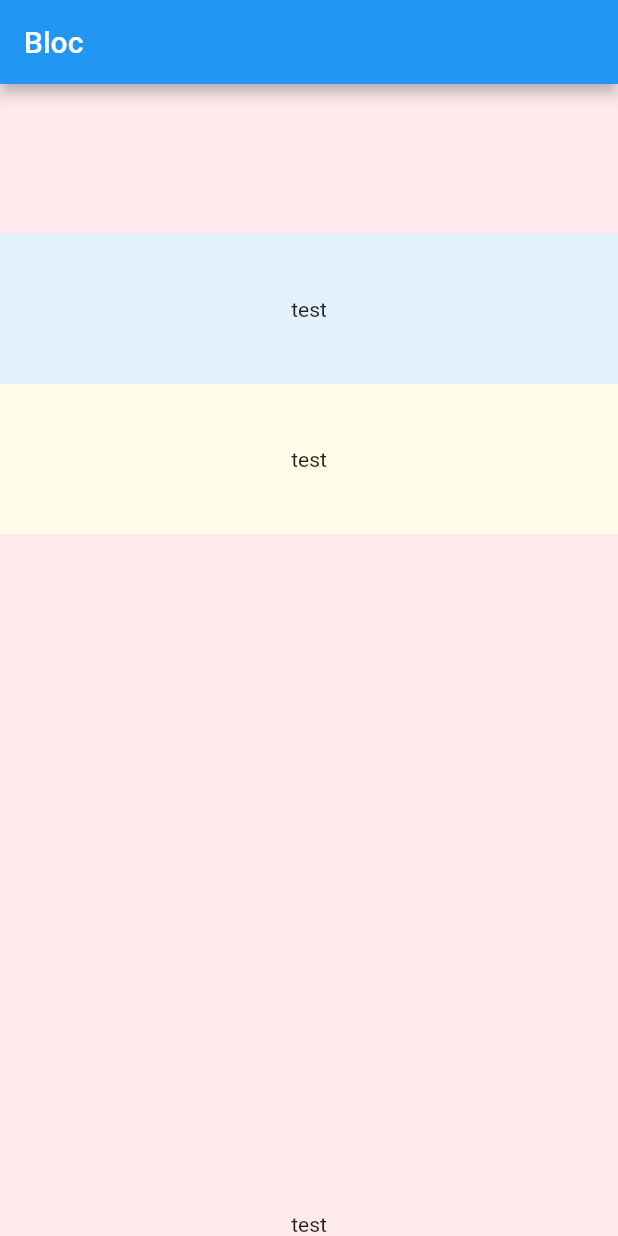
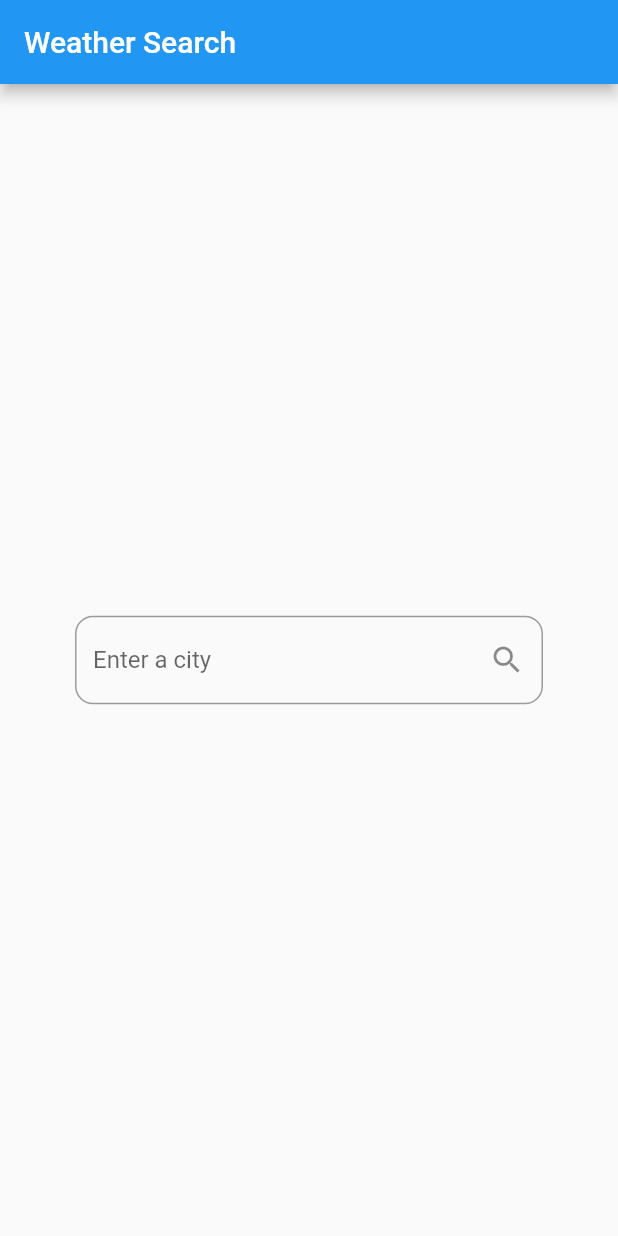
Before and after one commit to polilla2802/flutter_bloc_app, a Flutter app: the screen it shows after launch, on a phone screen of 412 x 824 dp. Run offline on Flutter 3.47's test engine with Material 2 defaults, Android fonts, the phone set to English and light mode, and no system bars; our stand-ins replace bloc, flutter_bloc.

Commit message:
weather cubit

```diff
--- /dev/null
+++ b/lib/cubit/weather_cubit.dart
@@ -0,0 +1,22 @@
+import 'package:bloc/bloc.dart';
+import 'package:flutter_bloc_app/data/model/weather.dart';
+import 'package:flutter_bloc_app/data/weather_repository.dart';
+import 'package:meta/meta.dart';
+
+part 'weather_state.dart';
+
+class WeatherCubit extends Cubit<WeatherState> {
+  final WeatherRepository _weatherRepository;
+
+  WeatherCubit(this._weatherRepository) : super(WeatherInitial());
+
+  Future<void> getWeather(String cityName) async {
+    try {
+      emit(WeatherLoading());
+      final weather = await _weatherRepository.fetchWeather(cityName);
+      emit(WeatherLoaded(weather));
+    } on NetworkException {
+      emit(WeatherError("Couldn't fetch weather. Is the device online?"));
+    }
+  }
+}
--- /dev/null
+++ b/lib/cubit/weather_state.dart
@@ -0,0 +1,44 @@
+part of 'weather_cubit.dart';
+
+@immutable
+abstract class WeatherState {
+  const WeatherState();
+}
+
+class WeatherInitial extends WeatherState {
+  const WeatherInitial();
+}
+
+class WeatherLoading extends WeatherState {
+  const WeatherLoading();
+}
+
+class WeatherLoaded extends WeatherState {
+  final Weather weather;
+  const WeatherLoaded(this.weather);
+
+  @override
+  bool operator ==(Object o) {
+    if (identical(this, o)) return true;
+
+    return o is WeatherLoaded && o.weather == weather;
+  }
+
+  @override
+  int get hashCode => weather.hashCode;
+}
+
+class WeatherError extends WeatherState {
+  final String message;
+  const WeatherError(this.message);
+
+  @override
+  bool operator ==(Object o) {
+    if (identical(this, o)) return true;
+
+    return o is WeatherError && o.message == message;
+  }
+
+  @override
+  int get hashCode => message.hashCode;
+}
--- /dev/null
+++ b/lib/data/model/weather.dart
@@ -0,0 +1,23 @@
+import 'package:meta/meta.dart';
+
+class Weather {
+  final String cityName;
+  final double temperatureCelsius;
+
+  Weather({
+    @required this.cityName,
+    @required this.temperatureCelsius,
+  });
+
+  @override
+  bool operator ==(Object o) {
+    if (identical(this, o)) return true;
+
+    return o is Weather &&
+        o.cityName == cityName &&
+        o.temperatureCelsius == temperatureCelsius;
+  }
+
+  @override
+  int get hashCode => cityName.hashCode ^ temperatureCelsius.hashCode;
+}
--- /dev/null
+++ b/lib/data/weather_repository.dart
@@ -0,0 +1,36 @@
+import 'dart:math';
+
+import 'model/weather.dart';
+
+abstract class WeatherRepository {
+  /// Throws [NetworkException].
+  Future<Weather> fetchWeather(String cityName);
+}
+
+class FakeWeatherRepository implements WeatherRepository {
+  @override
+  Future<Weather> fetchWeather(String cityName) {
+    // Simulate network delay
+    return Future.delayed(
+      Duration(seconds: 1),
+      () {
+        final random = Random();
+        final randomError = random.nextInt(10);
+        print("random error: ${randomError}");
+        // Simulate some network exception
+        if (randomError <= 8 ? false : true) {
+          throw NetworkException();
+        }
+
+        // Return "fetched" weather
+        return Weather(
+          cityName: cityName,
+          // Temperature between 20 and 35.99
+          temperatureCelsius: 20 + random.nextInt(15) + random.nextDouble(),
+        );
+      },
+    );
+  }
+}
+
+class NetworkException implements Exception {}
--- a/lib/main.dart
+++ b/lib/main.dart
@@ -1,88 +1,20 @@
-import 'package:bloc/bloc.dart';
 import 'package:flutter/material.dart';
 import 'package:flutter_bloc/flutter_bloc.dart';
+import 'package:flutter_bloc_app/pages/weather_search_page.dart';
 
-void main() {
-  runApp(MyApp());
-}
+import 'cubit/weather_cubit.dart';
+import 'data/weather_repository.dart';
+
+void main() => runApp(MyApp());
 
 class MyApp extends StatelessWidget {
   @override
   Widget build(BuildContext context) {
     return MaterialApp(
-      title: 'Bloc',
-      home: HomePage(),
-    );
-  }
-}
-
-class HomePage extends StatelessWidget {
-  @override
-  Widget build(BuildContext context) {
-    final screenWidth = MediaQuery.of(context).size.width;
-
-    return Scaffold(
-      appBar: AppBar(
-        title: Text("Bloc"),
-      ),
-      body: Center(
-        child: Column(
-          crossAxisAlignment: CrossAxisAlignment.start,
-          // mainAxisSize: MainAxisSize.max,
-          children: <Widget>[
-            Row(
-              mainAxisAlignment: MainAxisAlignment.center,
-              crossAxisAlignment: CrossAxisAlignment.center,
-              children: [
-                Container(
-                  color: Colors.red[50],
-                  alignment: Alignment.center,
-                  child: SizedBox(
-                    height: 100,
-                    width: screenWidth,
-                  ),
-                ),
-              ],
-            ),
-            Container(
-                color: Colors.blue[50],
-                alignment: Alignment.center,
-                height: 100,
-                child: Text("test")),
-            Container(
-                color: Colors.yellow[50],
-                alignment: Alignment.center,
-                height: 100,
-                child: Text("test")),
-            Expanded(
-              child: Container(
-                color: Colors.amber[50],
-                alignment: Alignment.center,
-                child: Row(
-                  mainAxisAlignment: MainAxisAlignment.center,
-                  crossAxisAlignment: CrossAxisAlignment.stretch,
-                  children: [
-                    Container(
-                        color: Colors.red[50],
-                        alignment: Alignment.center,
-                        child: Column(
-                          mainAxisAlignment: MainAxisAlignment.end,
-                          children: [
-                            Container(
-                              width: screenWidth,
-                              child: Text(
-                                "test",
-                                textAlign: TextAlign.center,
-                              ),
-                            )
-                          ],
-                        )),
-                  ],
-                ),
-              ),
-            ),
-          ],
-        ),
+      title: 'Material App',
+      home: BlocProvider(
+        create: (BuildContext context) => WeatherCubit(FakeWeatherRepository()),
+        child: WeatherSearchPage(),
       ),
     );
   }
--- /dev/null
+++ b/lib/pages/weather_search_page.dart
@@ -0,0 +1,103 @@
+import 'package:flutter/material.dart';
+import 'package:flutter_bloc/flutter_bloc.dart';
+import 'package:flutter_bloc_app/cubit/weather_cubit.dart';
+import 'package:flutter_bloc_app/data/model/weather.dart';
+
+class WeatherSearchPage extends StatefulWidget {
+  @override
+  _WeatherSearchPageState createState() => _WeatherSearchPageState();
+}
+
+class _WeatherSearchPageState extends State<WeatherSearchPage> {
+  @override
+  Widget build(BuildContext context) {
+    return Scaffold(
+      appBar: AppBar(
+        title: Text("Weather Search"),
+      ),
+      body: Container(
+        padding: EdgeInsets.symmetric(vertical: 16),
+        alignment: Alignment.center,
+        child: BlocConsumer<WeatherCubit, WeatherState>(
+          listener: (context, state) {
+            if (state is WeatherError) {
+              Scaffold.of(context).showSnackBar(
+                SnackBar(
+                  content: Text(state.message),
+                ),
+              );
+            }
+          },
+          builder: (context, state) {
+            if (state is WeatherInitial) {
+              return buildInitialInput();
+            } else if (state is WeatherLoading) {
+              return buildLoading();
+            } else if (state is WeatherLoaded) {
+              return buildColumnWithData(state.weather);
+            } else {
+              // (state is WeatherError)
+              return buildInitialInput();
+            }
+          },
+        ),
+      ),
+    );
+  }
+
+  Widget buildInitialInput() {
+    return Center(
+      child: CityInputField(),
+    );
+  }
+
+  Widget buildLoading() {
+    return Center(
+      child: CircularProgressIndicator(),
+    );
+  }
+
+  Column buildColumnWithData(Weather weather) {
+    return Column(
+      mainAxisAlignment: MainAxisAlignment.spaceEvenly,
+      children: <Widget>[
+        Text(
+          weather.cityName,
+          style: TextStyle(
+            fontSize: 40,
+            fontWeight: FontWeight.w700,
+          ),
+        ),
+        Text(
+          // Display the temperature with 1 decimal place
+          "${weather.temperatureCelsius.toStringAsFixed(1)} °C",
+          style: TextStyle(fontSize: 80),
+        ),
+        CityInputField(),
+      ],
+    );
+  }
+}
+
+class CityInputField extends StatelessWidget {
+  @override
+  Widget build(BuildContext context) {
+    return Padding(
+      padding: const EdgeInsets.symmetric(horizontal: 50),
+      child: TextField(
+        onSubmitted: (value) => submitCityName(context, value),
+        textInputAction: TextInputAction.search,
+        decoration: InputDecoration(
+          hintText: "Enter a city",
+          border: OutlineInputBorder(borderRadius: BorderRadius.circular(12)),
+          suffixIcon: Icon(Icons.search),
+        ),
+      ),
+    );
+  }
+
+  void submitCityName(BuildContext context, String cityName) {
+    final weatherCubit = BlocProvider.of<WeatherCubit>(context);
+    weatherCubit.getWeather(cityName);
+  }
+}
--- a/pubspec.yaml
+++ b/pubspec.yaml
@@ -25,7 +25,6 @@ dependencies:
     sdk: flutter
   bloc: ^6.0.1
   flutter_bloc: ^6.0.1
-
   # The following adds the Cupertino Icons font to your application.
   # Use with the CupertinoIcons class for iOS style icons.
   cupertino_icons: ^1.0.0
```
